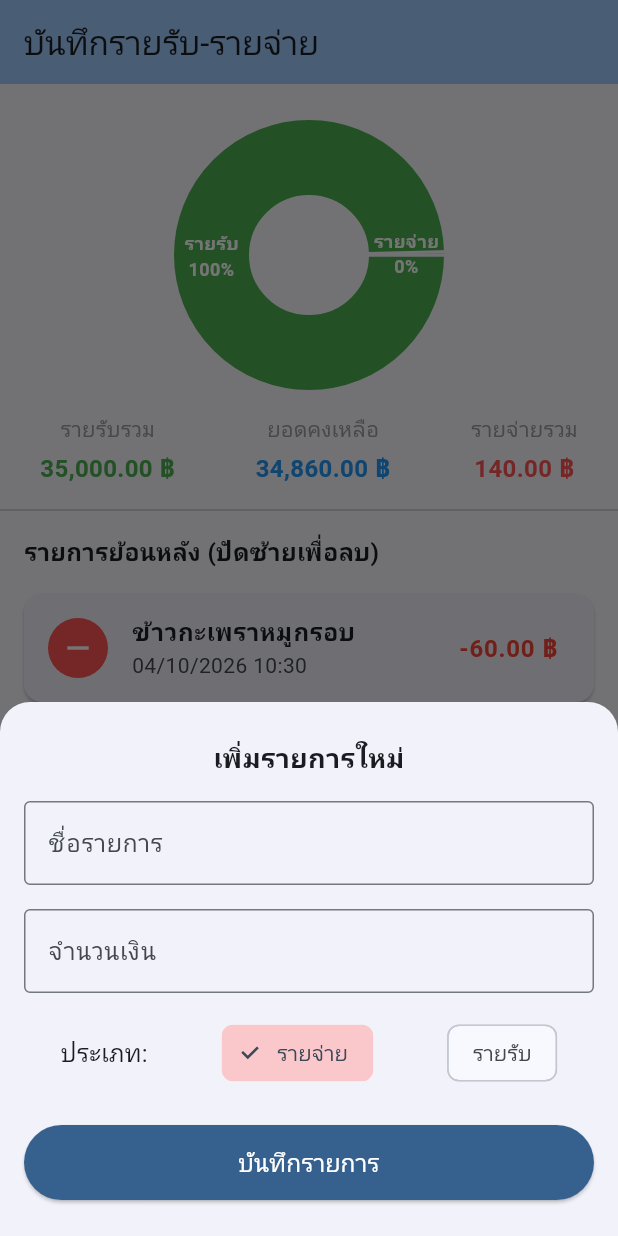
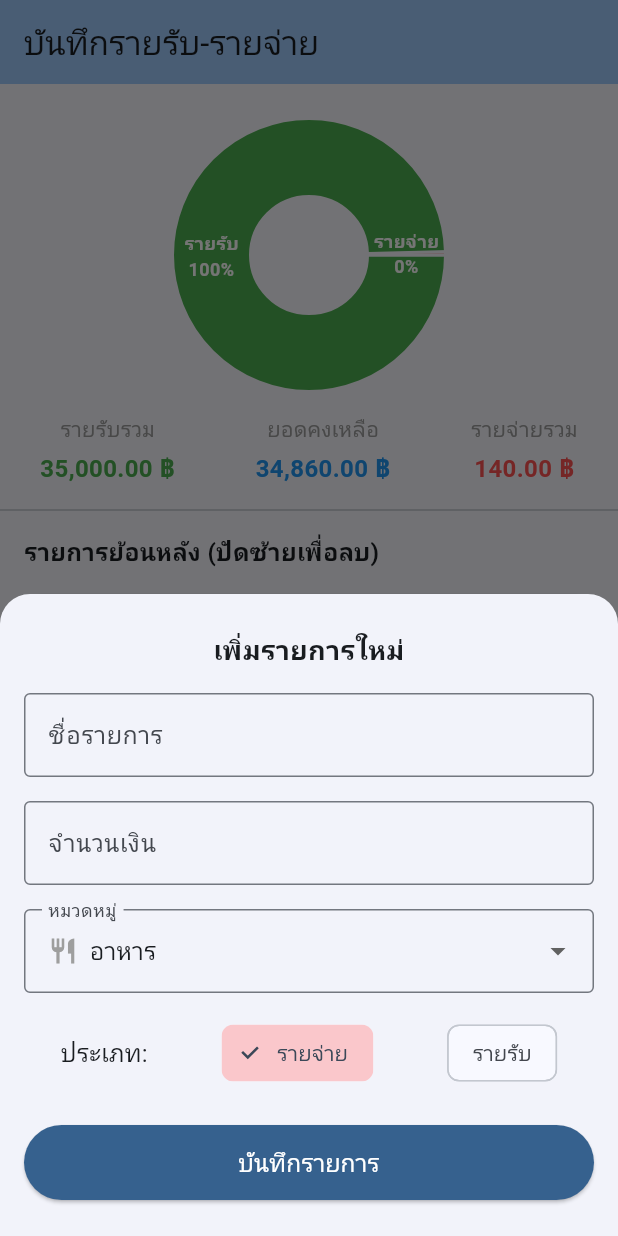
Before and after one commit to thanakorn-official/Expense-Tracker, a Flutter app: the screen it shows after launch, after a tap on the "add" icon, on a phone screen of 412 x 824 dp. Run offline on Flutter 3.47's test engine with Material 3 defaults, Android fonts, the phone set to English and light mode, and no system bars; drawn by our look-alikes of fl_chart.

Commit message:
Add categories and dynamic icons for transactions

```diff
--- a/lib/models/transaction_model.dart
+++ b/lib/models/transaction_model.dart
@@ -4,7 +4,8 @@ class TransactionModel {
   final double amount;
   final DateTime date;
   final bool isExpense;
-  final DateTime? updatedAt; // เพิ่มตัวแปรสำหรับเก็บเวลาที่แก้ไข
+  final DateTime? updatedAt;
+  final String category; // เพิ่มตัวแปรสำหรับเก็บหมวดหมู่
 
   TransactionModel({
     required this.id,
@@ -13,9 +14,9 @@ class TransactionModel {
     required this.date,
     required this.isExpense,
     this.updatedAt,
+    this.category = 'อื่นๆ', // ตั้งค่าเริ่มต้น
   });
 
-  // ฟังก์ชันสำหรับโคลน Object เดิมแล้วเปลี่ยนแค่ค่าบางตัว
   TransactionModel copyWith({
     String? id,
     String? title,
@@ -23,6 +24,7 @@ class TransactionModel {
     DateTime? date,
     bool? isExpense,
     DateTime? updatedAt,
+    String? category,
   }) {
     return TransactionModel(
       id: id ?? this.id,
@@ -30,7 +32,8 @@ class TransactionModel {
       amount: amount ?? this.amount,
       date: date ?? this.date,
       isExpense: isExpense ?? this.isExpense,
-      updatedAt: updatedAt ?? this.updatedAt, // อัปเดตเวลาแก้ไข
+      updatedAt: updatedAt ?? this.updatedAt,
+      category: category ?? this.category, // โคลนค่าหมวดหมู่
     );
   }
 
@@ -41,8 +44,8 @@ class TransactionModel {
       'amount': amount,
       'date': date.toIso8601String(),
       'isExpense': isExpense ? 1 : 0,
-      // ถ้ามีข้อมูล updatedAt ให้แปลงเป็น String ด้วย
       'updatedAt': updatedAt?.toIso8601String(),
+      'category': category,
     };
   }
 
@@ -56,6 +59,7 @@ class TransactionModel {
       updatedAt: map['updatedAt'] != null
           ? DateTime.parse(map['updatedAt'])
           : null,
+      category: map['category'] ?? 'อื่นๆ',
     );
   }
 }
--- a/lib/screens/dashboard_screen.dart
+++ b/lib/screens/dashboard_screen.dart
@@ -1,6 +1,6 @@
 import 'package:flutter/material.dart';
 import 'package:intl/intl.dart';
-import 'package:fl_chart/fl_chart.dart'; // ใช้สำหรับกราฟวงกลม
+import 'package:fl_chart/fl_chart.dart';
 
 import '../models/transaction_model.dart';
 
@@ -12,7 +12,17 @@ class DashboardScreen extends StatefulWidget {
 }
 
 class _DashboardScreenState extends State<DashboardScreen> {
-  // ข้อมูลสมมติเริ่มต้น
+  // กำหนดไอคอนสำหรับแต่ละหมวดหมู่
+  final Map<String, IconData> _categoryIcons = {
+    'อาหาร': Icons.restaurant,
+    'เดินทาง': Icons.directions_car,
+    'ช้อปปิ้ง': Icons.shopping_bag,
+    'บิล/ค่าใช้จ่าย': Icons.receipt,
+    'เงินเดือน/รายรับ': Icons.account_balance_wallet,
+    'อื่นๆ': Icons.category,
+  };
+
+  // ข้อมูลสมมติที่เพิ่มหมวดหมู่เข้าไป
   final List<TransactionModel> _transactions = [
     TransactionModel(
       id: '1',
@@ -20,6 +30,7 @@ class _DashboardScreenState extends State<DashboardScreen> {
       amount: 60,
       date: DateTime.now(),
       isExpense: true,
+      category: 'อาหาร',
     ),
     TransactionModel(
       id: '2',
@@ -27,6 +38,7 @@ class _DashboardScreenState extends State<DashboardScreen> {
       amount: 35000,
       date: DateTime.now(),
       isExpense: false,
+      category: 'เงินเดือน/รายรับ',
     ),
     TransactionModel(
       id: '3',
@@ -34,10 +46,10 @@ class _DashboardScreenState extends State<DashboardScreen> {
       amount: 80,
       date: DateTime.now().subtract(const Duration(days: 1)),
       isExpense: true,
+      category: 'อาหาร',
     ),
   ];
 
-  // ฟังก์ชันคำนวณยอดรวม
   double get _totalIncome => _transactions
       .where((tx) => !tx.isExpense)
       .fold(0.0, (sum, item) => sum + item.amount);
@@ -46,7 +58,6 @@ class _DashboardScreenState extends State<DashboardScreen> {
       .fold(0.0, (sum, item) => sum + item.amount);
   double get _balance => _totalIncome - _totalExpense;
 
-  // ฟังก์ชันช่วยสร้างกล่องตัวเลขรายรับ-รายจ่าย
   Widget _buildSummaryItem(String title, double amount, Color color) {
     return Column(
       children: [
@@ -64,21 +75,23 @@ class _DashboardScreenState extends State<DashboardScreen> {
     );
   }
 
-  // ฟังก์ชันลบรายการ
   void _deleteTransaction(String id) {
     setState(() {
       _transactions.removeWhere((tx) => tx.id == id);
     });
   }
 
-  // ฟังก์ชันเปิดหน้าต่างแก้ไขรายการ
   void _showEditDialog(TransactionModel tx, int index) {
     final titleController = TextEditingController(text: tx.title);
     final amountController = TextEditingController(text: tx.amount.toString());
+    String selectedCategory = tx.category;
 
     showDialog(
       context: context,
-      builder: (ctx) => AlertDialog(
+      builder: (ctx) => StatefulBuilder(
+        // ใช้ StatefulBuilder เพื่อให้อัปเดต Dropdown ได้
+        builder: (context, setStateDialog) {
+          return AlertDialog(
             title: const Text('แก้ไขรายการ'),
             content: Column(
               mainAxisSize: MainAxisSize.min,
@@ -87,10 +100,38 @@ class _DashboardScreenState extends State<DashboardScreen> {
                   controller: titleController,
                   decoration: const InputDecoration(labelText: 'ชื่อรายการ'),
                 ),
+                const SizedBox(height: 16),
                 TextField(
                   controller: amountController,
                   decoration: const InputDecoration(labelText: 'จำนวนเงิน'),
                   keyboardType: TextInputType.number,
+                ),
+                const SizedBox(height: 16),
+                // กล่องเลือกหมวดหมู่
+                DropdownButtonFormField<String>(
+                  value: _categoryIcons.containsKey(selectedCategory)
+                      ? selectedCategory
+                      : 'อื่นๆ',
+                  decoration: const InputDecoration(labelText: 'หมวดหมู่'),
+                  items: _categoryIcons.keys.map((String category) {
+                    return DropdownMenuItem<String>(
+                      value: category,
+                      child: Row(
+                        children: [
+                          Icon(
+                            _categoryIcons[category],
+                            color: Colors.grey,
+                            size: 20,
+                          ),
+                          const SizedBox(width: 8),
+                          Text(category),
+                        ],
+                      ),
+                    );
+                  }).toList(),
+                  onChanged: (newValue) {
+                    setStateDialog(() => selectedCategory = newValue!);
+                  },
                 ),
               ],
             ),
@@ -102,11 +143,12 @@ class _DashboardScreenState extends State<DashboardScreen> {
               ElevatedButton(
                 onPressed: () {
                   setState(() {
-                // อัปเดตข้อมูลรายการเดิม พร้อมบันทึกเวลาแก้ไขล่าสุด
                     _transactions[index] = tx.copyWith(
                       title: titleController.text,
-                  amount: double.tryParse(amountController.text) ?? tx.amount,
-                  updatedAt: DateTime.now(), // บันทึกประวัติเวลาแก้ไข
+                      amount:
+                          double.tryParse(amountController.text) ?? tx.amount,
+                      category: selectedCategory,
+                      updatedAt: DateTime.now(),
                     );
                   });
                   Navigator.pop(ctx);
@@ -114,19 +156,21 @@ class _DashboardScreenState extends State<DashboardScreen> {
                 child: const Text('บันทึก'),
               ),
             ],
+          );
+        },
       ),
     );
   }
 
-  // ฟังก์ชันเปิดหน้าต่างเพิ่มรายการใหม่ (Bottom Sheet)
   void _showAddTransactionSheet(BuildContext context) {
     final titleController = TextEditingController();
     final amountController = TextEditingController();
-    bool isExpense = true; // ตั้งค่าเริ่มต้นให้เป็นรายจ่าย
+    bool isExpense = true;
+    String selectedCategory = 'อาหาร';
 
     showModalBottomSheet(
       context: context,
-      isScrollControlled: true, // อนุญาตให้ฟอร์มขยับขึ้นเมื่อคีย์บอร์ดโผล่
+      isScrollControlled: true,
       shape: const RoundedRectangleBorder(
         borderRadius: BorderRadius.vertical(top: Radius.circular(20)),
       ),
@@ -135,9 +179,7 @@ class _DashboardScreenState extends State<DashboardScreen> {
           builder: (BuildContext context, StateSetter setModalState) {
             return Padding(
               padding: EdgeInsets.only(
-                bottom: MediaQuery.of(ctx)
-                    .viewInsets
-                    .bottom, // ดันฟอร์มหนีคีย์บอร์ด
+                bottom: MediaQuery.of(ctx).viewInsets.bottom,
                 left: 16,
                 right: 16,
                 top: 24,
@@ -167,6 +209,33 @@ class _DashboardScreenState extends State<DashboardScreen> {
                     keyboardType: TextInputType.number,
                   ),
                   const SizedBox(height: 16),
+                  DropdownButtonFormField<String>(
+                    value: selectedCategory,
+                    decoration: const InputDecoration(
+                      labelText: 'หมวดหมู่',
+                      border: OutlineInputBorder(),
+                    ),
+                    items: _categoryIcons.keys.map((String category) {
+                      return DropdownMenuItem<String>(
+                        value: category,
+                        child: Row(
+                          children: [
+                            Icon(
+                              _categoryIcons[category],
+                              color: Colors.grey,
+                              size: 20,
+                            ),
+                            const SizedBox(width: 8),
+                            Text(category),
+                          ],
+                        ),
+                      );
+                    }).toList(),
+                    onChanged: (newValue) {
+                      setModalState(() => selectedCategory = newValue!);
+                    },
+                  ),
+                  const SizedBox(height: 16),
                   Row(
                     mainAxisAlignment: MainAxisAlignment.spaceAround,
                     children: [
@@ -175,17 +244,15 @@ class _DashboardScreenState extends State<DashboardScreen> {
                         label: const Text('รายจ่าย'),
                         selected: isExpense,
                         selectedColor: Colors.redAccent.withOpacity(0.3),
-                        onSelected: (val) {
-                          setModalState(() => isExpense = true);
-                        },
+                        onSelected: (val) =>
+                            setModalState(() => isExpense = true),
                       ),
                       ChoiceChip(
                         label: const Text('รายรับ'),
                         selected: !isExpense,
                         selectedColor: Colors.green.withOpacity(0.3),
-                        onSelected: (val) {
-                          setModalState(() => isExpense = false);
-                        },
+                        onSelected: (val) =>
+                            setModalState(() => isExpense = false),
                       ),
                     ],
                   ),
@@ -199,26 +266,20 @@ class _DashboardScreenState extends State<DashboardScreen> {
                         foregroundColor: Colors.white,
                       ),
                       onPressed: () {
-                        // ป้องกันการกดบันทึกถ้ายังไม่ได้กรอกข้อมูล
                         if (titleController.text.isEmpty ||
-                            amountController.text.isEmpty) {
+                            amountController.text.isEmpty)
                           return;
-                        }
 
-                        // สร้าง Object รายการใหม่
                         final newTx = TransactionModel(
                           id: DateTime.now().toString(),
                           title: titleController.text,
                           amount: double.tryParse(amountController.text) ?? 0.0,
                           date: DateTime.now(),
                           isExpense: isExpense,
+                          category: selectedCategory,
                         );
 
-                        // อัปเดตหน้าจอโดยเพิ่มรายการใหม่เข้าไปไว้บนสุดของ List
-                        setState(() {
-                          _transactions.insert(0, newTx);
-                        });
-
+                        setState(() => _transactions.insert(0, newTx));
                         Navigator.pop(ctx);
                       },
                       child: const Text(
@@ -246,7 +307,6 @@ class _DashboardScreenState extends State<DashboardScreen> {
       ),
       body: Column(
         children: [
-          // --- ส่วนที่ 1: กราฟวงกลม ---
           const SizedBox(height: 24),
           if (_totalIncome == 0 && _totalExpense == 0)
             const Padding(
@@ -295,8 +355,6 @@ class _DashboardScreenState extends State<DashboardScreen> {
               ),
             ),
           const SizedBox(height: 16),
-
-          // --- ส่วนที่ 2: สรุปยอดเป็นตัวเลข ---
           Row(
             mainAxisAlignment: MainAxisAlignment.spaceAround,
             children: [
@@ -310,8 +368,6 @@ class _DashboardScreenState extends State<DashboardScreen> {
             ],
           ),
           const Divider(height: 32),
-
-          // --- ส่วนที่ 3: หัวข้อรายการย้อนหลัง ---
           const Padding(
             padding: EdgeInsets.symmetric(horizontal: 16.0),
             child: Align(
@@ -323,8 +379,6 @@ class _DashboardScreenState extends State<DashboardScreen> {
             ),
           ),
           const SizedBox(height: 8),
-
-          // --- ส่วนที่ 4: รายการ List ---
           Expanded(
             child: ListView.builder(
               itemCount: _transactions.length,
@@ -353,13 +407,16 @@ class _DashboardScreenState extends State<DashboardScreen> {
                         vertical: 8,
                       ),
                       child: ListTile(
+                        // ส่วนที่เปลี่ยนไป: ดึงไอคอนและสีมาแสดง
                         leading: CircleAvatar(
                           backgroundColor: tx.isExpense
+                              ? Colors.redAccent.withOpacity(0.2)
+                              : Colors.green.withOpacity(0.2),
+                          child: Icon(
+                            _categoryIcons[tx.category] ?? Icons.category,
+                            color: tx.isExpense
                                 ? Colors.redAccent
                                 : Colors.green,
-                          child: Icon(
-                            tx.isExpense ? Icons.remove : Icons.add,
-                            color: Colors.white,
                           ),
                         ),
                         title: Text(
```
Lines whose indentation alone changed are shown as unchanged.
